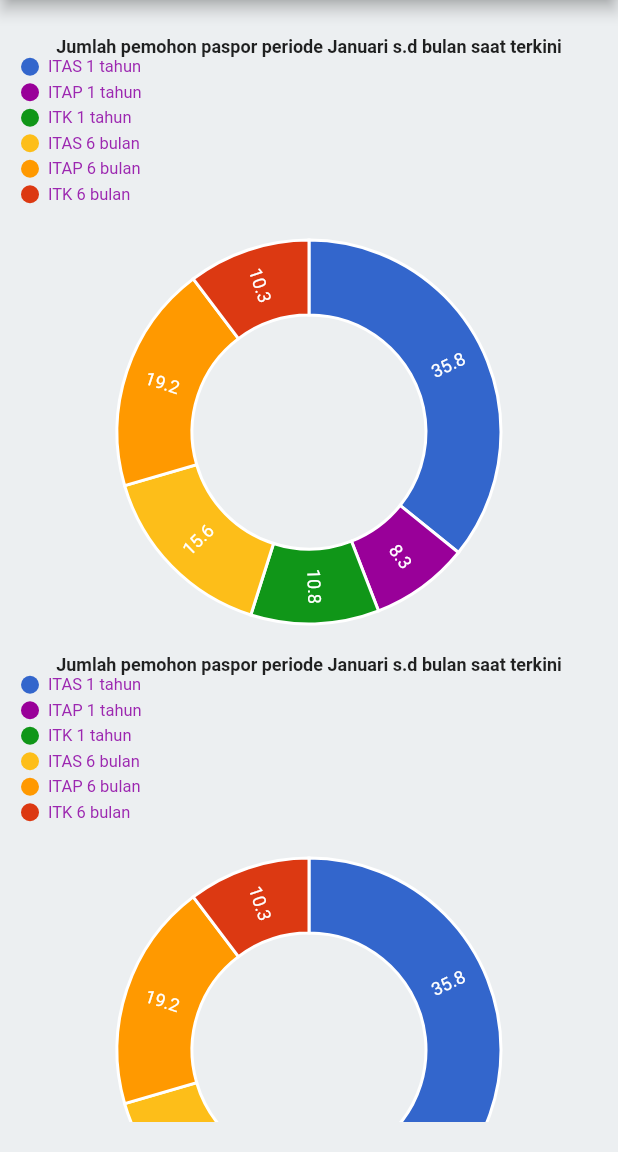
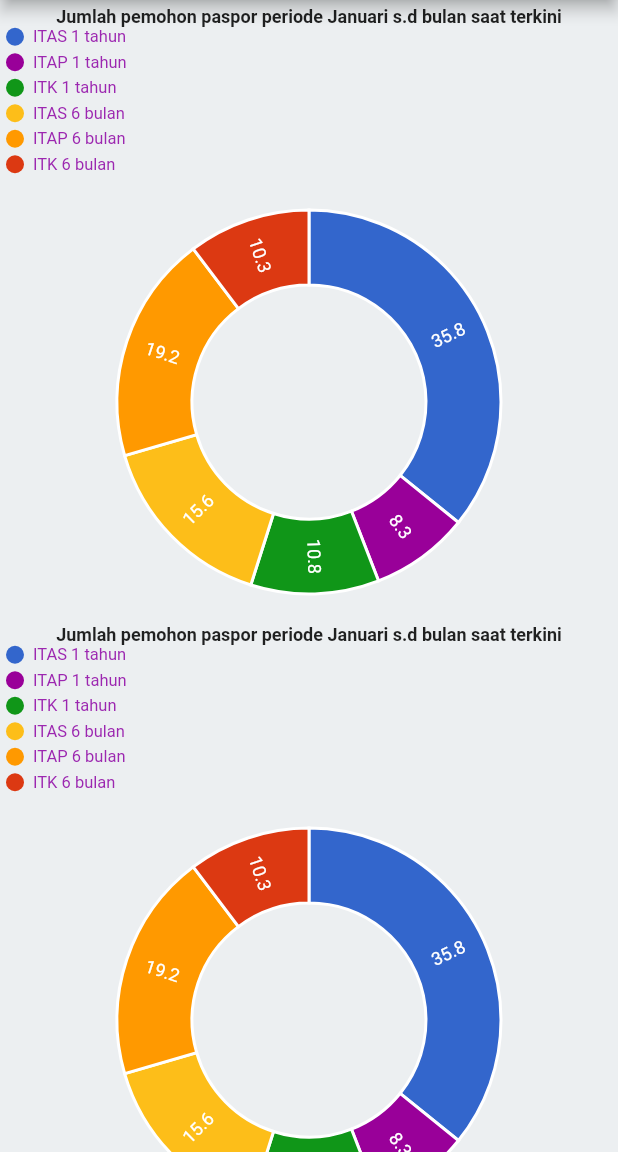
Before and after one commit to RuktianIbnu/ebindalwasmin, a Flutter app: the HomePage screen opened directly, on a phone screen of 412 x 824 dp, the part 84-1236 px from its top. Run offline on Flutter 3.47's test engine with Material 2 defaults, Android fonts, the light colour scheme and no system bars; our stand-ins replace charts_flutter, flutter_svg, font_awesome_flutter; Roboto replaces fonts that are missing (Georgia).

Commit message:
commit ke 9

```diff
--- a/lib/Screens/Beranda/home3.dart
+++ b/lib/Screens/Beranda/home3.dart
@@ -164,7 +164,6 @@ class _HomePageState extends State<HomePage> {
       body: Container(
         width: MediaQuery.of(context).size.width,
         height: MediaQuery.of(context).size.height,
-        padding: new EdgeInsets.only(top: 20, left: 10, bottom: 20, right: 10),
         decoration: new BoxDecoration(color: Colors.blueGrey[50]),
         child: ListView(
           padding: EdgeInsets.all(4.0),
```
